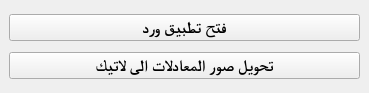
First picture: the form in tool_gui.ui, repository Anas-jaf/MathImage2Word, before the edit.
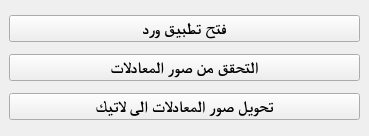
Second picture: the form after the edit.

Commit message: ضفت زر للتحقق من الصور في الملف النصي

```diff
--- a/tool_gui.ui
+++ b/tool_gui.ui
@@ -7,7 +7,7 @@
     <x>0</x>
     <y>0</y>
     <width>369</width>
-    <height>93</height>
+    <height>136</height>
    </rect>
   </property>
   <property name="windowTitle">
@@ -54,7 +54,22 @@
       </property>
      </widget>
     </item>
-    <item row="1" column="0">
+    <item row="2" column="0">
+     <widget class="QPushButton" name="checkImagesButton">
+      <property name="font">
+       <font>
+        <family>Times New Roman</family>
+        <pointsize>12</pointsize>
+        <weight>75</weight>
+        <bold>true</bold>
+       </font>
+      </property>
+      <property name="text">
+       <string>التحقق من صور المعادلات</string>
+      </property>
+     </widget>
+    </item>
+    <item row="3" column="0">
      <widget class="QPushButton" name="convertButton">
       <property name="font">
        <font>
```
Left out of the diff: 3 changed lines with no effect on the pictures. The commit also changes 1 other file.
